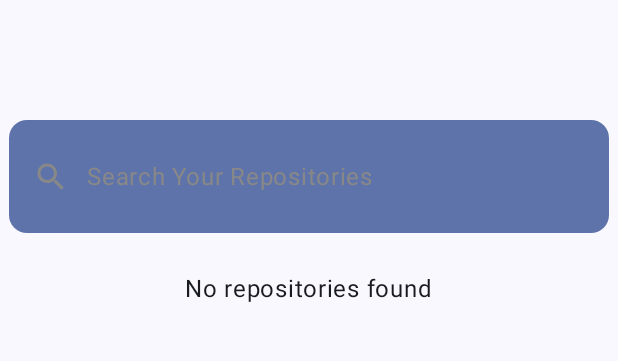
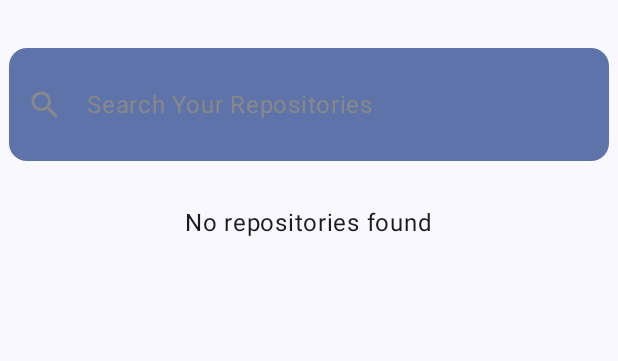
Before and after one commit to anshumanbehera27/GithubRepoFinderApp, an Android app built with Jetpack Compose: the composable HomeScreen shown on its own in the app's theme, on a phone screen of 412 x 824 dp, the part 96-457 px from its top. Run offline under Robolectric (Android 15) with nearby library versions, the phone set to English and light mode, and no system bars; our stand-ins replace livedata-compose; libraries missing offline, so code that uses them is left out: com.facebook.stetho; pictures from the network do not load; 2 statements that could not run were skipped.

Commit message:
Final Commit

```diff
--- a/app/src/main/java/com/anshuman/githubrepofinderapp/MainActivity.kt
+++ b/app/src/main/java/com/anshuman/githubrepofinderapp/MainActivity.kt
@@ -1,5 +1,6 @@
 package com.anshuman.githubrepofinderapp
 
+import android.annotation.SuppressLint
 import android.content.Intent
 import android.net.Uri
 import android.os.Bundle
@@ -27,6 +28,7 @@ import androidx.compose.material3.Card
 import androidx.compose.material3.CardDefaults
 
 import androidx.compose.material3.MaterialTheme
+import androidx.compose.material3.Scaffold
 import androidx.compose.material3.Surface
 import androidx.compose.material3.Text
 
@@ -81,27 +83,25 @@ class MainActivity : ComponentActivity() {
         }
     }
 }
+@SuppressLint("UnusedMaterial3ScaffoldPaddingParameter")
 @Composable
 fun HomeScreen(navController: NavController) {
     // Use a surface for background color
-    Surface(
-        modifier = Modifier.fillMaxSize(),
-        color = MaterialTheme.colorScheme.background
+    Scaffold(
+        topBar = { TopAppBar()}
     ) {
-        Column(
-            modifier = Modifier.fillMaxSize()
-        ) {
-            TopAppBar()
 
-            // Initialize the API client and ViewModel
-            val navController = rememberNavController()
-            AppNavGraph(navController = navController)
+        val navController = rememberNavController()
+        AppNavGraph(navController = navController)
+
+    }
 
 
 
-        }
+
+
     }
-}
+
 
 
 @Composable
@@ -135,8 +135,8 @@ fun RepoDetailScreen(owner: String, repo: String) {
     }
 
     Column(modifier = Modifier
-        .fillMaxSize()
-        .padding(0.dp)) {
+        .fillMaxHeight()
+        .padding(top = 85.dp)) {
         // Display repository details
 
         if (repositoryDetail != null) {
@@ -231,7 +231,7 @@ fun RepoDetailScreen(owner: String, repo: String) {
                     // Clickable Project Link
                     Text(
                         text = repoDetail.html_url,
-                        color = Color.Blue, // Highlight the link in blue
+                        color = Color.Black, // Highlight the link in blue
                         style = MaterialTheme.typography.bodyLarge,
                         modifier = Modifier
                             .clickable {
--- a/app/src/main/java/com/anshuman/githubrepofinderapp/Screens/HomeScreen.kt
+++ b/app/src/main/java/com/anshuman/githubrepofinderapp/Screens/HomeScreen.kt
@@ -2,71 +2,108 @@ package com.anshuman.githubrepofinderapp.Screens
 
 import androidx.compose.foundation.Image
 import androidx.compose.foundation.clickable
-import androidx.compose.foundation.focusable
-import androidx.compose.foundation.layout.Arrangement
-import androidx.compose.foundation.layout.Box
-import androidx.compose.foundation.layout.Column
-import androidx.compose.foundation.layout.Row
-import androidx.compose.foundation.layout.Spacer
-import androidx.compose.foundation.layout.fillMaxSize
-import androidx.compose.foundation.layout.fillMaxWidth
-import androidx.compose.foundation.layout.height
-import androidx.compose.foundation.layout.padding
-import androidx.compose.foundation.layout.size
-import androidx.compose.foundation.layout.wrapContentHeight
+import androidx.compose.foundation.layout.*
 import androidx.compose.foundation.shape.RoundedCornerShape
+import androidx.compose.foundation.text.KeyboardActions
+import androidx.compose.foundation.text.KeyboardOptions
 import androidx.compose.material.icons.Icons
 import androidx.compose.material.icons.filled.Close
 import androidx.compose.material.icons.filled.Search
-import androidx.compose.material3.ExperimentalMaterial3Api
-import androidx.compose.material3.Icon
-import androidx.compose.material3.MaterialTheme
-import androidx.compose.material3.SearchBar
-import androidx.compose.material3.SearchBarDefaults
-import androidx.compose.material3.Text
-import androidx.compose.material3.TopAppBar
-import androidx.compose.material3.TopAppBarDefaults
-import androidx.compose.runtime.Composable
-import androidx.compose.runtime.getValue
+import androidx.compose.material3.*
+import androidx.compose.runtime.*
 import androidx.compose.runtime.livedata.observeAsState
-import androidx.compose.runtime.mutableStateOf
-import androidx.compose.runtime.remember
-import androidx.compose.runtime.setValue
-
 import androidx.compose.ui.Alignment
 import androidx.compose.ui.Modifier
-import androidx.compose.ui.draw.clip
 import androidx.compose.ui.graphics.Color
 import androidx.compose.ui.layout.ContentScale
 import androidx.compose.ui.res.painterResource
 import androidx.compose.ui.res.stringResource
+import androidx.compose.ui.text.font.FontWeight
+import androidx.compose.ui.text.input.ImeAction
 import androidx.compose.ui.text.style.TextAlign
-
 import androidx.compose.ui.unit.dp
 import androidx.navigation.NavController
 import com.anshuman.githubrepofinderapp.R
 import com.anshuman.githubrepofinderapp.viewmodel.MainViewModel
 
-
-
+@OptIn(ExperimentalMaterial3Api::class)
 @Composable
-fun RepoSearchScreen(viewModel: MainViewModel , navController: NavController) {
+fun RepoSearchScreen(viewModel: MainViewModel, navController: NavController) {
     var searchQuery by remember { mutableStateOf("") }
     val repositories by viewModel.repositories.observeAsState(emptyList())
+    var searchActive by remember { mutableStateOf(false) }
 
     Column(
         modifier = Modifier
             .fillMaxSize()
-            .padding(top = 60.dp),
+            .padding(top = 80.dp), // Adjust padding as needed
         horizontalAlignment = Alignment.CenterHorizontally
     ) {
-        // Search Bar
-        SearchBar(onSearchQueryChanged = { query ->
-            searchQuery = query
-            if (query.isNotEmpty()) {
-                viewModel.searchRepositories(query ) // Trigger search in ViewModel
-            }
-        })
+        // Updated TextField for search input
+        TextField(
+            value = searchQuery,
+            onValueChange = { query ->
+                searchQuery = query
+                searchActive = query.isNotEmpty()
+                if (query.isNotEmpty()) {
+                    viewModel.searchRepositories(query) // Trigger search in ViewModel
+                }
+            },
+            placeholder = {
+                Text(
+                    text = "Search Your Repositories",
+                    color = Color.Gray // Placeholder text color
+                )
+            },
+            leadingIcon = {
+                Icon(
+                    imageVector = Icons.Default.Search,
+                    contentDescription = "Search Icon",
+                    tint = Color.Gray
+                )
+            },
+            trailingIcon = {
+                if (searchQuery.isNotEmpty()) {
+                    Icon(
+                        imageVector = Icons.Default.Close,
+                        contentDescription = "Close Icon",
+                        tint = Color.Gray,
+                        modifier = Modifier.clickable {
+                            searchQuery = ""
+                            searchActive = false
+                            viewModel.searchRepositories("") // Clear the search
+                        }
+                    )
+                }
+            },
+            modifier = Modifier
+                .fillMaxWidth()
+                .padding(horizontal = 6.dp, vertical = 16.dp)
+                .height(75.dp),
+            singleLine = true, // Make it single-line
+            shape = RoundedCornerShape(12.dp),
+            colors = TextFieldDefaults.textFieldColors(
+                containerColor = MaterialTheme.colorScheme.primaryContainer,
+                focusedTextColor = Color.Blue,  // Highlight color when typing
+                unfocusedTextColor = Color.Blue,  // Keep the text color the same when unfocused
+                cursorColor = Color.Black,  // Cursor color
+                focusedIndicatorColor = Color.Transparent, // Hide underline when focused
+                unfocusedIndicatorColor = Color.Transparent // Hide underline when unfocused
+            ),
+            textStyle = MaterialTheme.typography.bodyLarge.copy(
+                fontWeight = FontWeight.Bold,  // Bold text while typing
+                color = Color.Blue  // Set text color to blue while typing
+            ),
+            keyboardOptions = KeyboardOptions.Default.copy(
+                imeAction = ImeAction.Search
+            ),
+            keyboardActions = KeyboardActions(
+                onSearch = {
+                    searchActive = false // Close the search when done
+                }
+            )
+        )
+
 
         Spacer(modifier = Modifier.height(16.dp))
 
@@ -82,74 +119,106 @@ fun RepoSearchScreen(viewModel: MainViewModel , navController: NavController) {
     }
 }
 
-
-
-@OptIn(ExperimentalMaterial3Api::class)
-@Composable
-fun SearchBar(onSearchQueryChanged: (String) -> Unit) {
-    var searchActive by remember { mutableStateOf(false) }
-    var query by remember { mutableStateOf("") }
-
-    SearchBar(
-        query = query,
-        onQueryChange = {
-            query =  it
-            onSearchQueryChanged(it) // Trigger the search function whenever the query changes
-        },
-        onSearch = {
-            searchActive = false
-        },
-        active = searchActive,
-        onActiveChange = { searchActive = it },
-        placeholder = {
-            Text(
-                text = "Search Your Repositories",
-                color = Color.Gray // Placeholder text color
-            )
-        },
-        modifier = Modifier.fillMaxWidth()
-            .padding(horizontal = 6.dp , vertical = 16.dp)
-            .height(75.dp), // Adjusta height for better visibility
-        shape = RoundedCornerShape(12.dp),
-        colors = SearchBarDefaults.colors(
-            containerColor = MaterialTheme.colorScheme.primaryContainer,
-
-        ),
-        leadingIcon = {
-            Icon(
-                imageVector = Icons.Default.Search,
-                contentDescription = "Search Icon",
-                tint = Color.Gray,
-                modifier = Modifier.size(24.dp)
-            )
-        },
-        trailingIcon = {
-            if (searchActive) {
-                Icon(
-                    imageVector = Icons.Default.Close,
-                    contentDescription = "Close Icon",
-                    tint = Color.Gray,
-                    modifier = Modifier
-                        .size(24.dp)
-                        .clickable {
-                            query = ""
-                            onSearchQueryChanged("") // Clear query
-                        }
-                )
-            }
-        },
-        content = {
-            if (searchActive) {
-                // Suggestions or results area
-                Column(
-                    modifier = Modifier.padding(2.dp)
-                ) {
-                    Text(text = "Suggestions or search results can be displayed here.")
-                }
-            }
-        }
-    )
-}
+//@Composable
+//fun RepoSearchScreen(viewModel: MainViewModel, navController: NavController) {
+//    var searchQuery by remember { mutableStateOf("") }
+//    val repositories by viewModel.repositories.observeAsState(emptyList())
+//
+//    Column(
+//        modifier = Modifier
+//            .fillMaxSize()
+//            .padding(top = 70.dp), // Adjust padding as needed
+//        horizontalAlignment = Alignment.CenterHorizontally
+//    ) {
+//        SearchBar(onSearchQueryChanged = { query ->
+//            searchQuery = query
+//            if (query.isNotEmpty()) {
+//                viewModel.searchRepositories(query) // Trigger search in ViewModel
+//            }
+//        })
+//
+//        Spacer(modifier = Modifier.height(16.dp))
+//
+//        // Repository List
+//        if (repositories.isNotEmpty()) {
+//            GitHubRepoList(repos = repositories, onRepoClicked = { repo ->
+//                navController.navigate("repoDetail/${repo.owner?.login}/${repo.name}")
+//            })
+//        } else {
+//            // Show empty state or no results
+//            Text("No repositories found", style = MaterialTheme.typography.bodyLarge)
+//        }
+//    }
+//}
+//
+//@OptIn(ExperimentalMaterial3Api::class)
+//@Composable
+//fun SearchBar(onSearchQueryChanged: (String) -> Unit) {
+//    var searchActive by remember { mutableStateOf(false) }
+//    var query by remember { mutableStateOf("") }
+//
+//    SearchBar(
+//        query = query,
+//        onQueryChange = {
+//            query = it
+//            onSearchQueryChanged(it) // Trigger the search function whenever the query changes
+//        },
+//        onSearch = {
+//            searchActive = false
+//        },
+//        active = searchActive,
+//        onActiveChange = { searchActive = it },
+//        placeholder = {
+//            Text(
+//                text = "Search Your Repositories",
+//                color = Color.Gray // Placeholder text color
+//            )
+//        },
+//        modifier = Modifier
+//            .fillMaxWidth()
+//            .padding(horizontal = 6.dp , vertical = 16.dp)
+//            .height(75.dp), // Ensure the height is appropriate for visibility
+//        shape = RoundedCornerShape(12.dp),
+//        colors = SearchBarDefaults.colors(
+//            containerColor = MaterialTheme.colorScheme.primaryContainer
+//            // Explicitly set the colors for text and placeholder
+//        ),
+//        leadingIcon = {
+//            Icon(
+//                imageVector = Icons.Default.Search,
+//                contentDescription = "Search Icon",
+//                tint = Color.Gray,
+//                modifier = Modifier.size(24.dp)
+//            )
+//        },
+//        trailingIcon = {
+//            if (searchActive) {
+//                Icon(
+//                    imageVector = Icons.Default.Close,
+//                    contentDescription = "Close Icon",
+//                    tint = Color.Gray,
+//                    modifier = Modifier
+//                        .size(24.dp)
+//                        .clickable {
+//                            query = ""
+//                            onSearchQueryChanged("") // Clear query
+//                        }
+//                )
+//            }
+//        },
+//        content = {
+//            if (searchActive) {
+//                // Suggestions or results area
+//                Column(
+//                    modifier = Modifier.padding(2.dp)
+//                ) {
+//                    Text(text = "Suggestions or search results can be displayed here.")
+//                }
+//            }
+//        },
+//
+//    )
+//}
 
 @OptIn(ExperimentalMaterial3Api::class)
 @Composable
@@ -187,6 +256,8 @@ fun TopAppBar() {
                 }
             },
             colors = TopAppBarDefaults.topAppBarColors(
-                containerColor = MaterialTheme.colorScheme.primaryContainer ))
+                containerColor = MaterialTheme.colorScheme.primaryContainer
+            )
+        )
     }
 }
```
Also changed, not shown: app/src/main/java/com/anshuman/githubrepofinderapp/LocalDB/AppDatabase.kt (added, +30 -0 lines), app/src/main/java/com/anshuman/githubrepofinderapp/LocalDB/Converters.kt (added, +15 -0 lines), app/src/main/java/com/anshuman/githubrepofinderapp/LocalDB/RepoDAO.kt (added, +19 -0 lines).
